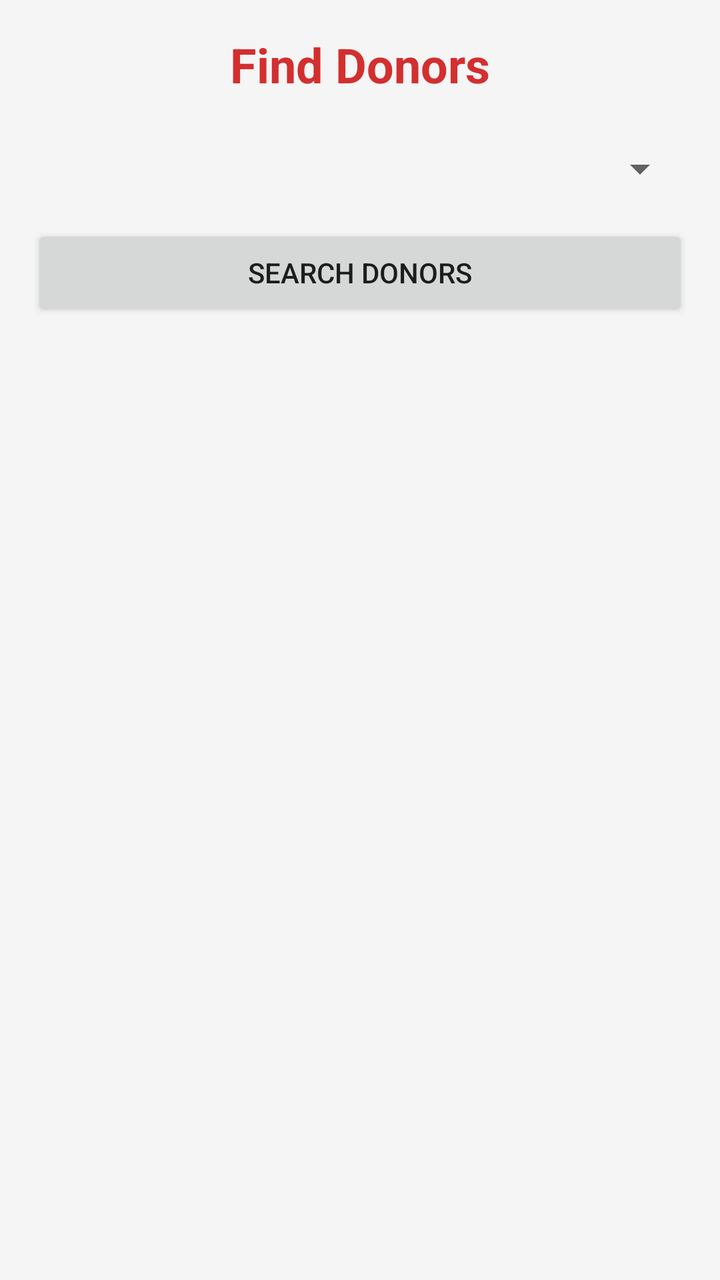
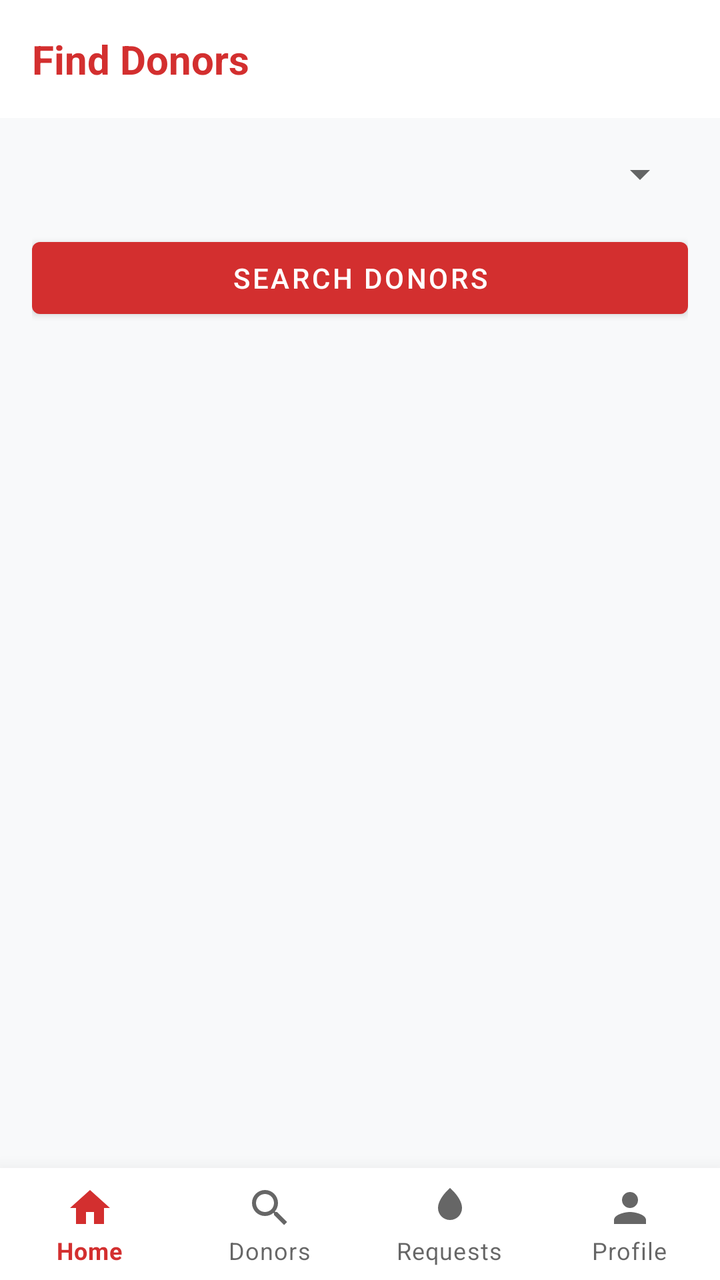

An Android layout rendered at two revisions. The XML below is the earlier revision; the diff shows what the commit changed to produce the second picture.
<!-- AndroidManifest.xml: application theme AppTheme -->
<!-- res/layout/activity_donor_list.xml -->
<?xml version="1.0" encoding="utf-8"?>
<LinearLayout xmlns:android="http://schemas.android.com/apk/res/android"
    android:layout_width="match_parent"
    android:layout_height="match_parent"
    android:orientation="vertical"
    android:padding="16dp">

    <TextView
        android:layout_width="match_parent"
        android:layout_height="wrap_content"
        android:text="Find Donors"
        android:textSize="24sp"
        android:textStyle="bold"
        android:gravity="center"
        android:layout_marginBottom="24dp"
        android:textColor="#D32F2F"/>

    <Spinner
        android:id="@+id/spinnerBloodType"
        android:layout_width="match_parent"
        android:layout_height="wrap_content"
        android:layout_marginBottom="16dp"/>

    <Button
        android:id="@+id/btnSearchDonors"
        android:layout_width="match_parent"
        android:layout_height="wrap_content"
        android:text="Search Donors"
        android:layout_marginBottom="8dp"/>

    <TextView
        android:id="@+id/tvSearchStatus"
        android:layout_width="match_parent"
        android:layout_height="wrap_content"
        android:textSize="14sp"
        android:textColor="#757575"
        android:textStyle="italic"
        android:gravity="center"
        android:layout_marginBottom="12dp"
        android:visibility="gone"/>

    <ProgressBar
        android:id="@+id/progressBar"
        android:layout_width="wrap_content"
        android:layout_height="wrap_content"
        android:layout_gravity="center"
        android:visibility="gone"/>

    <ListView
        android:id="@+id/listViewDonors"
        android:layout_width="match_parent"
        android:layout_height="match_parent"/>

</LinearLayout>
<!-- resources referenced by this layout -->
<resources>
  <style name="AppTheme" parent="Theme.AppCompat.Light.DarkActionBar">
          
          <item name="colorPrimary">@color/primary</item>
          <item name="colorPrimaryDark">@color/primary_dark</item>
          <item name="colorAccent">@color/accent</item>
  
          
          <item name="android:windowBackground">@color/gray_light</item>
      </style>
  <color name="primary">#D32F2F</color>
  <color name="primary_dark">#B71C1C</color>
  <color name="accent">#FF4081</color>
  <color name="gray_light">#F5F5F5</color>
</resources>

<!-- the commit's change to res/layout/activity_donor_list.xml (unified diff, before → after) -->
@@ -1,54 +1,82 @@
 <?xml version="1.0" encoding="utf-8"?>
-<LinearLayout xmlns:android="http://schemas.android.com/apk/res/android"
+<androidx.coordinatorlayout.widget.CoordinatorLayout xmlns:android="http://schemas.android.com/apk/res/android"
+    xmlns:app="http://schemas.android.com/apk/res-auto"
     android:layout_width="match_parent"
     android:layout_height="match_parent"
-    android:orientation="vertical"
-    android:padding="16dp">
+    android:background="#F8F9FA">
 
-    <TextView
+    <LinearLayout
+        android:layout_width="match_parent"
+        android:layout_height="match_parent"
+        android:orientation="vertical"
+        android:paddingBottom="60dp">
+
+        <com.google.android.material.appbar.AppBarLayout
+            android:layout_width="match_parent"
+            android:layout_height="wrap_content"
+            android:background="#FFFFFF">
+            <TextView
+                android:layout_width="match_parent"
+                android:layout_height="wrap_content"
+                android:text="Find Donors"
+                android:textSize="20sp"
+                android:textStyle="bold"
+                android:padding="16dp"
+                android:textColor="#D32F2F"/>
+        </com.google.android.material.appbar.AppBarLayout>
+
+        <LinearLayout
+            android:layout_width="match_parent"
+            android:layout_height="match_parent"
+            android:orientation="vertical"
+            android:padding="16dp">
+
+            <Spinner
+                android:id="@+id/spinnerBloodType"
+                android:layout_width="match_parent"
+                android:layout_height="wrap_content"
+                android:layout_marginBottom="16dp"/>
+
+            <Button
+                android:id="@+id/btnSearchDonors"
+                android:layout_width="match_parent"
+                android:layout_height="wrap_content"
+                android:text="Search Donors"
+                android:layout_marginBottom="8dp"/>
+
+            <TextView
+                android:id="@+id/tvSearchStatus"
+                android:layout_width="match_parent"
+                android:layout_height="wrap_content"
+                android:textSize="14sp"
+                android:textColor="#757575"
+                android:textStyle="italic"
+                android:gravity="center"
+                android:layout_marginBottom="12dp"
+                android:visibility="gone"/>
+
+            <ProgressBar
+                android:id="@+id/progressBar"
+                android:layout_width="wrap_content"
+                android:layout_height="wrap_content"
+                android:layout_gravity="center"
+                android:visibility="gone"/>
+
+            <ListView
+                android:id="@+id/listViewDonors"
+                android:layout_width="match_parent"
+                android:layout_height="match_parent"/>
+        </LinearLayout>
+    </LinearLayout>
+
+    <com.google.android.material.bottomnavigation.BottomNavigationView
+        android:id="@+id/bottomNavigation"
         android:layout_width="match_parent"
         android:layout_height="wrap_content"
-        android:text="Find Donors"
-        android:textSize="24sp"
-        android:textStyle="bold"
-        android:gravity="center"
-        android:layout_marginBottom="24dp"
-        android:textColor="#D32F2F"/>
+        android:layout_gravity="bottom"
+        android:background="#FFFFFF"
+        app:elevation="16dp"
+        app:menu="@menu/bottom_nav_menu"
+        app:labelVisibilityMode="labeled"/>
 
-    <Spinner
-        android:id="@+id/spinnerBloodType"
-        android:layout_width="match_parent"
-        android:layout_height="wrap_content"
-        android:layout_marginBottom="16dp"/>
-
-    <Button
-        android:id="@+id/btnSearchDonors"
-        android:layout_width="match_parent"
-        android:layout_height="wrap_content"
-        android:text="Search Donors"
-        android:layout_marginBottom="8dp"/>
-
-    <TextView
-        android:id="@+id/tvSearchStatus"
-        android:layout_width="match_parent"
-        android:layout_height="wrap_content"
-        android:textSize="14sp"
-        android:textColor="#757575"
-        android:textStyle="italic"
-        android:gravity="center"
-        android:layout_marginBottom="12dp"
-        android:visibility="gone"/>
-
-    <ProgressBar
-        android:id="@+id/progressBar"
-        android:layout_width="wrap_content"
-        android:layout_height="wrap_content"
-        android:layout_gravity="center"
-        android:visibility="gone"/>
-
-    <ListView
-        android:id="@+id/listViewDonors"
-        android:layout_width="match_parent"
-        android:layout_height="match_parent"/>
-
-</LinearLayout>
+</androidx.coordinatorlayout.widget.CoordinatorLayout>
<!-- resource entries referenced after the edit -->
@@ -1,6 +1,6 @@
 <!-- resources referenced by this layout -->
 <resources>
-  <style name="AppTheme" parent="Theme.AppCompat.Light.DarkActionBar">
+  <style name="AppTheme" parent="Theme.MaterialComponents.Light.DarkActionBar">
           
           <item name="colorPrimary">@color/primary</item>
           <item name="colorPrimaryDark">@color/primary_dark</item>
